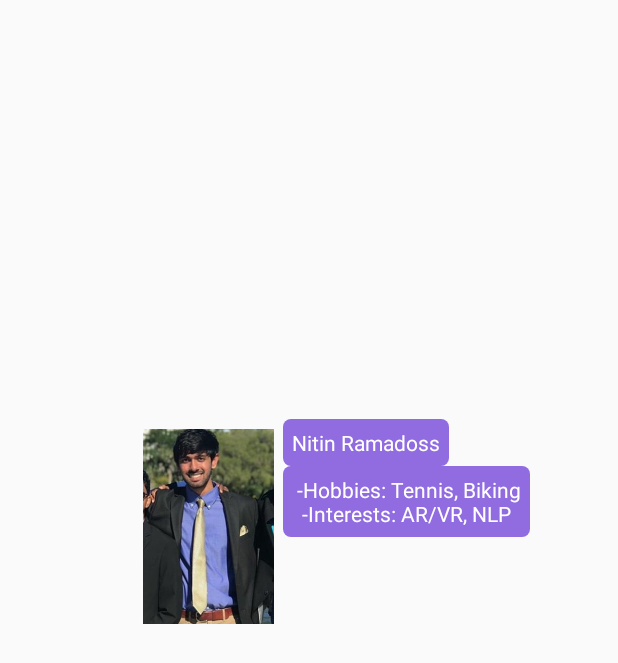
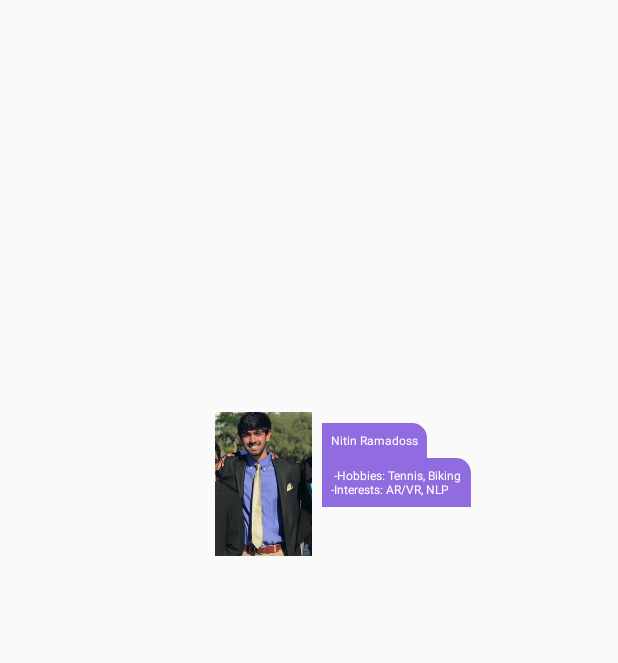
Before and after one commit to apangasa/livelink, an Android app: the layout activity_renderable.xml on its own in the app's theme, with its tools: preview values and no code run, on a phone screen of 412 x 824 dp. Shown: the top 663 px of the screen. Run offline under Robolectric (Android 15) with nearby library versions, the phone set to English and light mode, and no system bars.

Commit message:
Updates renderable view design

```diff
--- a/app/src/main/java/com/nitinr/livelink/MainActivity.java
+++ b/app/src/main/java/com/nitinr/livelink/MainActivity.java
@@ -118,7 +118,7 @@ public class MainActivity extends AppCompatActivity {
             byteBufferV.get(bytes, byteBufferY.remaining() + byteBufferV.remaining(), byteBufferU.remaining());
 
 
-            String base64 = Base64.encodeToString(bytes, Base64.DEFAULT);
+            //String base64 = Base64.encodeToString(bytes, Base64.DEFAULT);
 //            Log.d(TAG, "START");
 //            Log.d(TAG, base64);
 //            Log.d(TAG, "END");
--- a/app/src/main/res/drawable/rounded_corners.xml
+++ b/app/src/main/res/drawable/rounded_corners.xml
@@ -9,5 +9,7 @@
         android:bottom="1dp"
         android:top="1dp" />
 
-    <corners android:radius="5dp" />
+    <corners
+        android:topRightRadius="10dp"
+        />
 </shape>
--- a/app/src/main/res/layout/activity_renderable.xml
+++ b/app/src/main/res/layout/activity_renderable.xml
@@ -13,12 +13,13 @@
         android:layout_marginTop="16dp"
         android:layout_weight="1"
         android:background="@drawable/rounded_corners"
-        android:gravity="center"
+        android:gravity="start"
         android:orientation="vertical"
         android:padding="6dp"
         android:text="@string/name"
-        android:textAlignment="center"
+        android:textAlignment="viewStart"
         android:textColor="#ffffff"
+        android:textSize="8dp"
         app:layout_constraintBottom_toBottomOf="parent"
         app:layout_constraintEnd_toEndOf="parent"
         app:layout_constraintHorizontal_bias="0.627"
@@ -28,24 +29,26 @@
 
     <ImageView
         android:id="@+id/imageView"
-        android:layout_width="99dp"
-        android:layout_height="130dp"
+        android:layout_width="77dp"
+        android:layout_height="96dp"
+        android:scaleType="centerInside"
         app:layout_constraintBottom_toBottomOf="parent"
         app:layout_constraintEnd_toStartOf="@+id/name"
         app:layout_constraintHorizontal_bias="1.0"
         app:layout_constraintStart_toStartOf="parent"
         app:layout_constraintTop_toTopOf="parent"
-        app:layout_constraintVertical_bias="0.412"
+        app:layout_constraintVertical_bias="0.377"
         app:srcCompat="@drawable/profile_pic" />
 
     <TextView
         android:id="@+id/biography"
         android:layout_width="wrap_content"
         android:layout_height="wrap_content"
-        android:gravity="center"
+        android:gravity="start"
         android:padding="6dp"
         android:text=" -Hobbies: Tennis, Biking\n-Interests: AR/VR, NLP"
         android:textColor="#ffffff"
+        android:textSize="8dp"
         android:background="@drawable/rounded_corners"
         app:layout_constraintStart_toEndOf="@+id/imageView"
         app:layout_constraintTop_toBottomOf="@+id/name" />
```
Also changed, not shown: app/src/main/res/drawable/sharp_corners.xml (added, +52 -0 lines).
